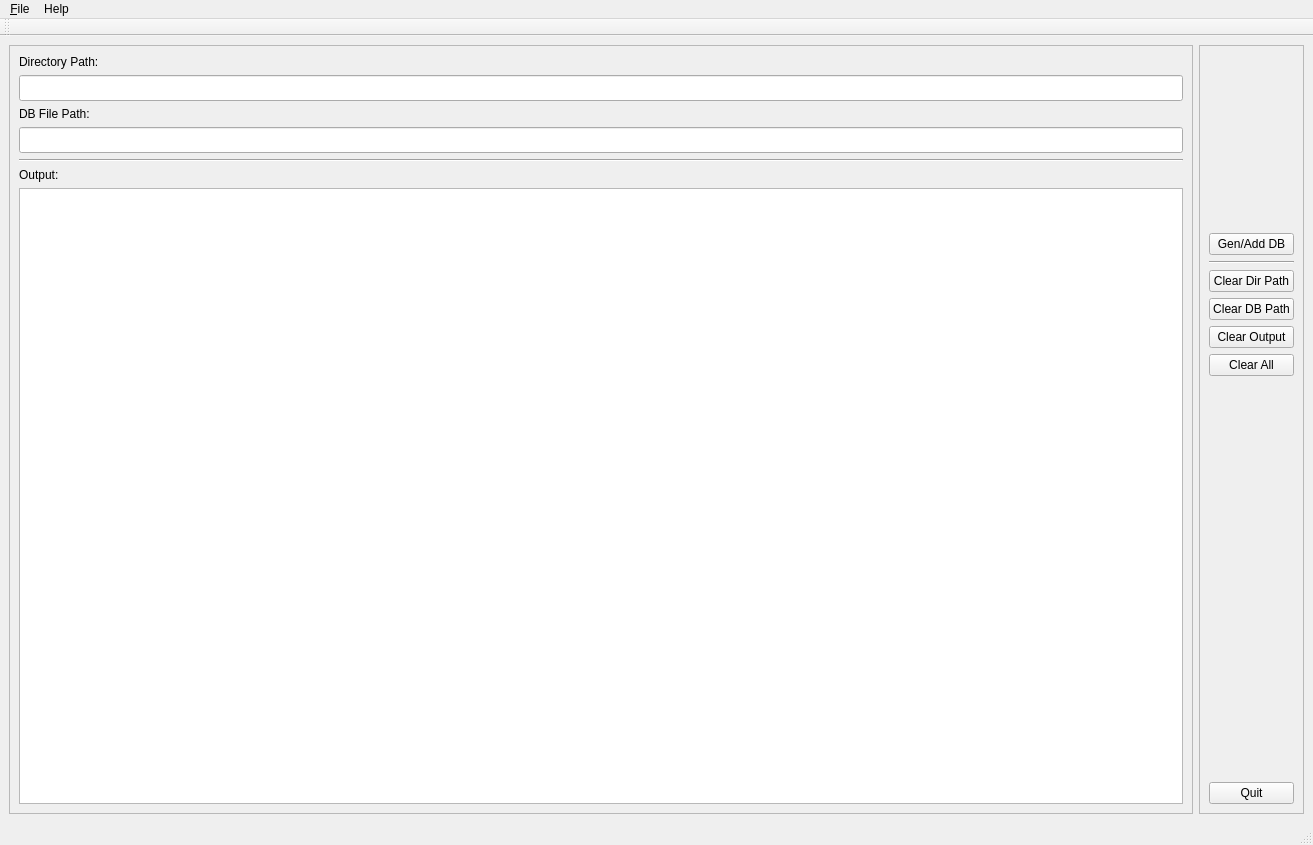
jjfnext/ghrr, file filedb/src/app/main_window.ui: the form before one commit.
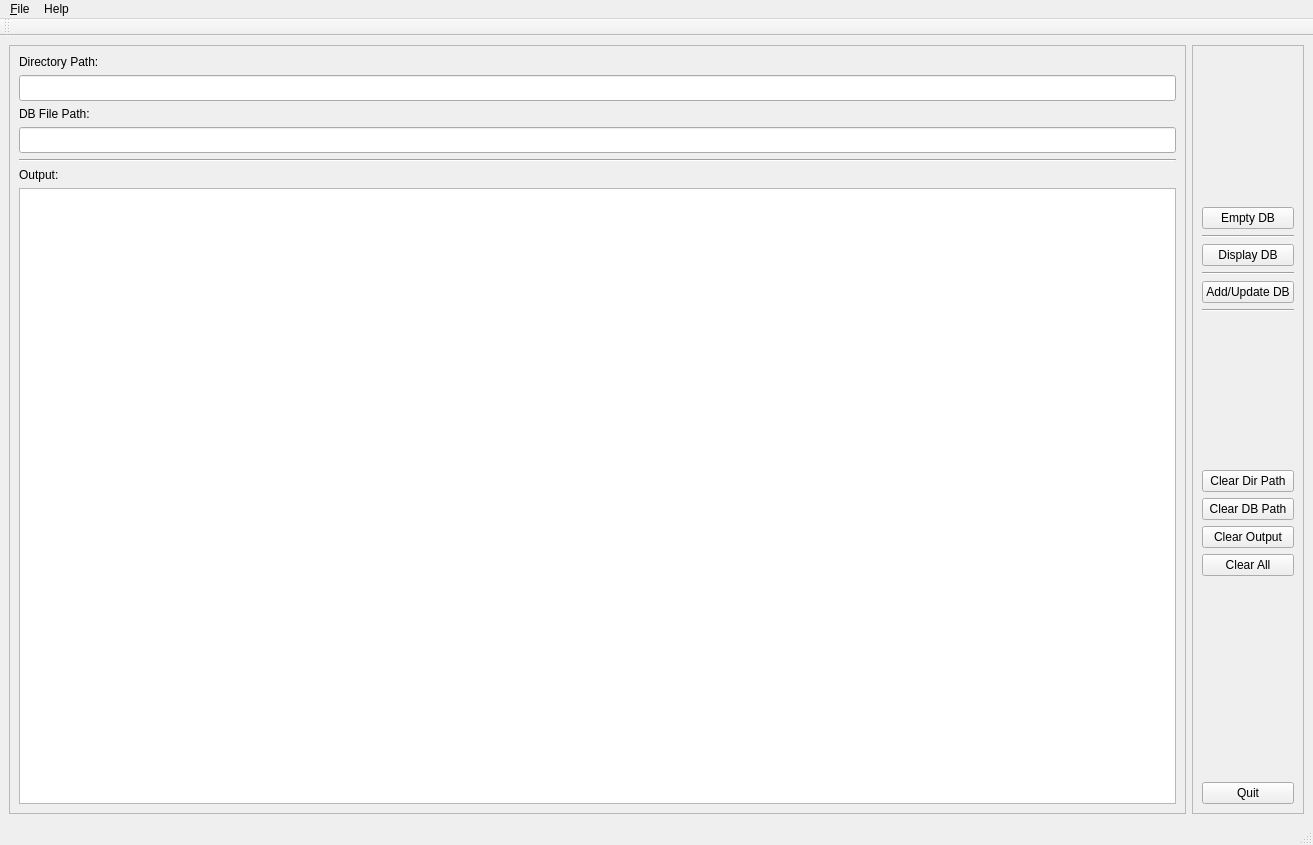
The form after the commit.

Diff of the .ui file:
```diff
--- a/filedb/src/app/main_window.ui
+++ b/filedb/src/app/main_window.ui
@@ -107,7 +107,35 @@
        <item>
         <widget class="QPushButton" name="genAddDBButton">
          <property name="text">
-          <string>Gen/Add DB</string>
+          <string>Empty DB</string>
+         </property>
+        </widget>
+       </item>
+       <item>
+        <widget class="Line" name="line_3">
+         <property name="orientation">
+          <enum>Qt::Horizontal</enum>
+         </property>
+        </widget>
+       </item>
+       <item>
+        <widget class="QPushButton" name="displayDBButton">
+         <property name="text">
+          <string>Display DB</string>
+         </property>
+        </widget>
+       </item>
+       <item>
+        <widget class="Line" name="line_4">
+         <property name="orientation">
+          <enum>Qt::Horizontal</enum>
+         </property>
+        </widget>
+       </item>
+       <item>
+        <widget class="QPushButton" name="addUpdateDBButton">
+         <property name="text">
+          <string>Add/Update DB</string>
          </property>
         </widget>
        </item>
@@ -118,6 +146,19 @@
          </property>
         </widget>
        </item>
+       <item>
+        <spacer name="verticalSpacer_3">
+         <property name="orientation">
+          <enum>Qt::Vertical</enum>
+         </property>
+         <property name="sizeHint" stdset="0">
+          <size>
+           <width>20</width>
+           <height>20</height>
+          </size>
+         </property>
+        </spacer>
+       </item>
        <item>
         <widget class="QPushButton" name="clearDirPathButton">
          <property name="text">
@@ -157,7 +198,7 @@
          <property name="sizeHint" stdset="0">
           <size>
            <width>20</width>
-           <height>400</height>
+           <height>200</height>
           </size>
          </property>
         </spacer>
```
Left out of the diff: 2 changed lines with no effect on the pictures.
